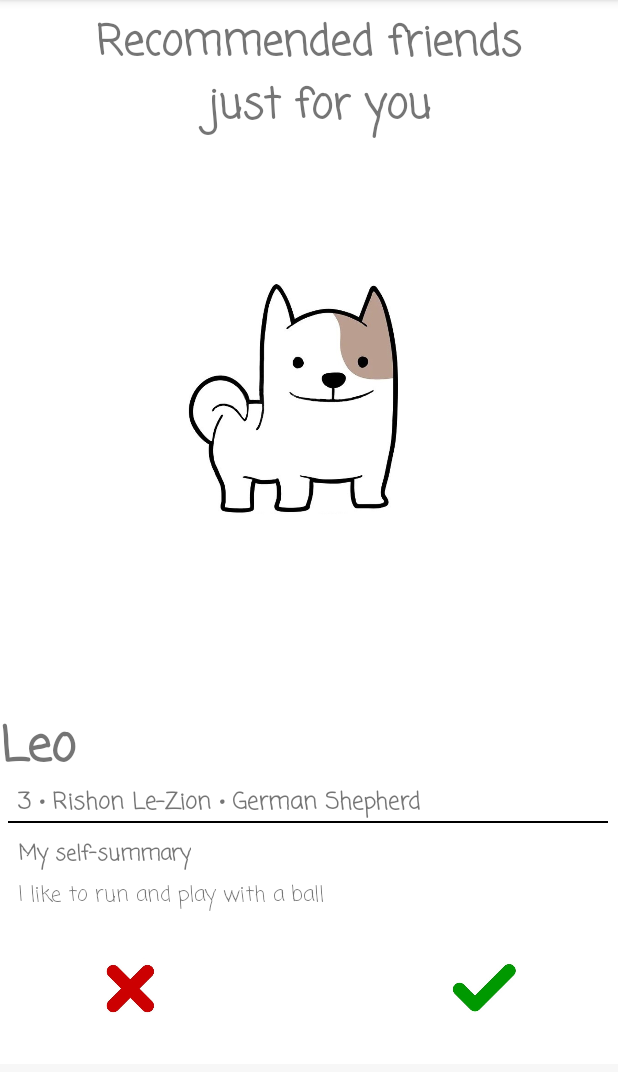
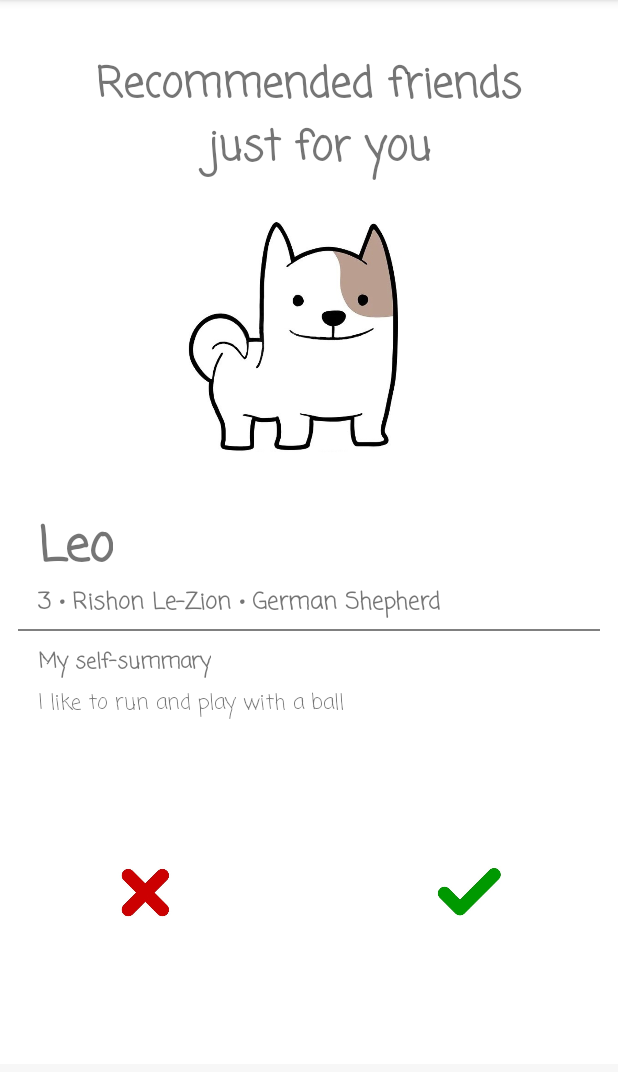
Before and after one commit to Gil-Grimberg/postPc_Final_Project_2021, an Android app: the fragment matchAFriendFragment placed in its activity, on a phone screen of 412 x 824 dp, the part 84-1156 px from its top. Run offline under Robolectric (Android 15) with nearby library versions, the phone set to English and light mode, and no system bars; our stand-ins replace Firebase (no records; nobody signed in at launch, a user with empty details on screens opened directly); pictures from the network do not load.

Commit message:
working on xmls

```diff
--- a/app/src/main/java/com/example/centralbark_PostPc_2021/matchAFriendFragment.java
+++ b/app/src/main/java/com/example/centralbark_PostPc_2021/matchAFriendFragment.java
@@ -201,7 +201,7 @@ public class matchAFriendFragment extends Fragment {
 
         String name = user.getUsername();
         String about = user.getSelfSummary();
-        String myDetails = age + "\u2022" + city + "\u2022" + breed;
+        String myDetails = age + " \u2022 " + city + " \u2022 " + breed;
         myDetailsDots.setText(myDetails);
         myName.setText(name);
         aboutMe.setText(about);
--- a/app/src/main/res/layout/fragment_match_a_friend.xml
+++ b/app/src/main/res/layout/fragment_match_a_friend.xml
@@ -7,70 +7,54 @@
     android:layout_height="match_parent"
     tools:context=".matchAFriendFragment">
 
-    <View
-        android:id="@+id/top_seperator_tinder"
-        android:layout_width="match_parent"
-        android:layout_height="1dp"
-        app:layout_constraintTop_toTopOf="parent"
-        app:layout_constraintLeft_toLeftOf="parent"
-        app:layout_constraintRight_toRightOf="parent"
-        android:layout_marginTop="100dp"
-        />
-    <View
-        android:id="@+id/bottom_seperator_tinder"
-        android:layout_width="match_parent"
-        android:layout_height="1dp"
-        app:layout_constraintBottom_toBottomOf="parent"
-        android:layout_marginBottom="100dp"
-        />
-
-    <View
-        android:id="@+id/self_summary_seperator_tinder"
-        android:layout_width="400dp"
-        android:layout_height="1dp"
-        android:layout_marginBottom="50dp"
-        android:background="@color/black"
-        app:layout_constraintBottom_toBottomOf="@id/bottom_seperator_tinder"
-        app:layout_constraintHorizontal_bias="0.454"
-        app:layout_constraintLeft_toLeftOf="parent"
-        app:layout_constraintRight_toRightOf="parent"
-        app:layout_constraintTop_toBottomOf="@+id/details_tinder" />
-
-    <View
-        android:id="@+id/name_seperator_tinder"
-        android:layout_width="match_parent"
-        android:layout_height="1dp"
-        app:layout_constraintBottom_toTopOf="@id/self_summary_seperator_tinder"
-        app:layout_constraintTop_toBottomOf="@id/dog_image_tinder"
-        app:layout_constraintLeft_toLeftOf="parent"
-        app:layout_constraintRight_toRightOf="parent"
-        />
+<!--    <View-->
+<!--        android:id="@+id/top_seperator_tinder"-->
+<!--        android:layout_width="match_parent"-->
+<!--        android:layout_height="1dp"-->
+<!--        android:layout_marginTop="100dp"-->
+<!--        app:layout_constraintHorizontal_bias="0.0"-->
+<!--        app:layout_constraintLeft_toLeftOf="parent"-->
+<!--        app:layout_constraintRight_toRightOf="parent"-->
+<!--        app:layout_constraintTop_toTopOf="parent" />-->
     <TextView
         android:id="@+id/title_tinder"
         android:layout_width="wrap_content"
         android:layout_height="wrap_content"
         android:fontFamily="casual"
         android:textStyle="bold"
+        android:layout_marginTop="35dp"
         android:textSize="28dp"
         android:text="Recommended friends\n        just for you"
-        app:layout_constraintBottom_toTopOf="@id/top_seperator_tinder"
         app:layout_constraintTop_toTopOf="parent"
         app:layout_constraintLeft_toLeftOf="parent"
         app:layout_constraintRight_toRightOf="parent"/>
 
+    <ImageView
+        android:id="@+id/dog_image_tinder"
+        android:layout_width="match_parent"
+        android:layout_height="200dp"
+        android:scaleType="fitCenter"
+        android:src="@drawable/default_dog"
+        android:layout_marginTop="10dp"
+        app:layout_constraintEnd_toEndOf="parent"
+        app:layout_constraintStart_toStartOf="parent"
+        app:layout_constraintTop_toBottomOf="@id/title_tinder" />
+
+
     <TextView
         android:id="@+id/user_name_tinder"
-        android:layout_width="match_parent"
+        android:layout_width="wrap_content"
         android:layout_height="wrap_content"
         android:fontFamily="casual"
         android:text="Leo"
         android:textSize="32dp"
         android:textStyle="bold"
-        app:layout_constraintLeft_toLeftOf="parent"
-        app:layout_constraintTop_toBottomOf="@+id/name_seperator_tinder"
-        app:layout_constraintBottom_toTopOf="@id/details_tinder"
-        android:layout_marginTop="30dp"
+        android:layout_marginStart="25dp"
+        app:layout_constraintStart_toStartOf="parent"
+        app:layout_constraintTop_toBottomOf="@+id/dog_image_tinder"
+        android:layout_marginTop="10dp"
         />
+
     <TextView
         android:id="@+id/details_tinder"
         android:layout_width="wrap_content"
@@ -79,25 +63,36 @@
         android:textStyle="bold"
         android:textSize="15dp"
         android:text="3 \u2022 Rishon Le-Zion \u2022 German Shepherd"
-        app:layout_constraintBottom_toTopOf="@id/self_summary_seperator_tinder"
         app:layout_constraintTop_toBottomOf="@id/user_name_tinder"
+        app:layout_constraintStart_toStartOf="parent"
+        android:layout_marginStart="25dp"
+        />
 
-        app:layout_constraintLeft_toLeftOf="parent"
+    <View
+        android:id="@+id/self_summary_seperator_tinder"
+        android:layout_width="match_parent"
+        android:layout_height="1dp"
+        android:layout_marginTop="5dp"
         android:layout_marginStart="12dp"
-        />
+        android:layout_marginEnd="12dp"
+        android:background="@color/gray"
+        app:layout_constraintStart_toStartOf="parent"
+        app:layout_constraintEnd_toEndOf="parent"
+        app:layout_constraintTop_toBottomOf="@+id/details_tinder" />
+
     <TextView
         android:id="@+id/self_summary_tinder"
         android:layout_width="wrap_content"
         android:layout_height="wrap_content"
         app:layout_constraintTop_toBottomOf="@id/self_summary_seperator_tinder"
-        android:text="My self-summary"
-        app:layout_constraintLeft_toLeftOf="parent"
-        app:layout_constraintBottom_toTopOf="@id/about_me_tinder"
-        android:layout_marginStart="12dp"
+        android:text="@string/my_self_summary"
+        app:layout_constraintStart_toStartOf="parent"
+        android:layout_marginStart="25dp"
         android:layout_marginTop="10dp"
         android:textStyle="bold"
         android:fontFamily="casual"
         />
+
     <TextView
         android:id="@+id/about_me_tinder"
         android:layout_width="wrap_content"
@@ -105,9 +100,8 @@
         app:layout_constraintTop_toBottomOf="@id/self_summary_tinder"
         android:text="I like to run and play with a ball"
         android:fontFamily="casual"
-        app:layout_constraintLeft_toLeftOf="parent"
-        app:layout_constraintBottom_toTopOf="@+id/bottom_seperator_tinder"
-        android:layout_marginStart="12dp"
+        app:layout_constraintStart_toStartOf="parent"
+        android:layout_marginStart="25dp"
         android:layout_marginTop="5dp"
         />
 
@@ -115,35 +109,23 @@
         android:id="@+id/x_view_tinder"
         android:layout_width="55dp"
         android:layout_height="90dp"
+        android:layout_marginStart="70dp"
         android:src="@drawable/x_icon"
-        app:layout_constraintLeft_toLeftOf="parent"
-        app:layout_constraintTop_toTopOf="@id/bottom_seperator_tinder"
         app:layout_constraintBottom_toBottomOf="parent"
-        android:layout_marginStart="60dp"
-        />
+        app:layout_constraintStart_toStartOf="parent"
+        app:layout_constraintTop_toBottomOf="@+id/about_me_tinder" />
 
     <ImageView
         android:id="@+id/v_view_tinder"
         android:layout_width="55dp"
         android:layout_height="90dp"
+        android:layout_marginEnd="70dp"
         android:src="@drawable/v_icon"
-        app:layout_constraintTop_toTopOf="@id/bottom_seperator_tinder"
-        app:layout_constraintRight_toRightOf="parent"
-        android:layout_marginEnd="60dp"
         app:layout_constraintBottom_toBottomOf="parent"
-        />
+        app:layout_constraintEnd_toEndOf="parent"
+        app:layout_constraintTop_toBottomOf="@+id/about_me_tinder" />
 
-        <ImageView
-            android:id="@+id/dog_image_tinder"
-            android:layout_width="match_parent"
-            android:layout_height="200dp"
-            android:scaleType="fitCenter"
-            android:src="@drawable/default_dog"
-            app:layout_constraintBottom_toTopOf="@id/name_seperator_tinder"
-            app:layout_constraintEnd_toEndOf="parent"
-            app:layout_constraintLeft_toLeftOf="parent"
-            app:layout_constraintStart_toStartOf="parent"
-            app:layout_constraintTop_toBottomOf="@id/top_seperator_tinder" />
+
 
 
 
--- a/app/src/main/res/layout/row_one_friend_in_profile_friends_list.xml
+++ b/app/src/main/res/layout/row_one_friend_in_profile_friends_list.xml
@@ -2,7 +2,7 @@
 <androidx.constraintlayout.widget.ConstraintLayout xmlns:android="http://schemas.android.com/apk/res/android"
     xmlns:app="http://schemas.android.com/apk/res-auto"
     xmlns:tools="http://schemas.android.com/tools"
-    android:layout_width="70dp"
+    android:layout_width="80dp"
     android:layout_height="90dp">
 
     <ImageView
--- a/app/src/main/res/values/strings.xml
+++ b/app/src/main/res/values/strings.xml
@@ -38,4 +38,5 @@
     <string name="accounts">Accounts</string>
     <string name="search">Search</string>
     <string name="go_now">go now</string>
+    <string name="my_self_summary">My self-summary</string>
 </resources>
```
Also changed, not shown: app/src/main/res/layout/fragment_about_settings.xml (+17 -7 lines), app/src/main/res/layout/fragment_feed.xml (+17 -7 lines), app/src/main/res/layout/fragment_my_profile.xml (+5 -4 lines), app/src/main/res/layout/fragment_sign_in.xml (+0 -11 lines), app/src/main/res/layout/fragment_sign_up.xml (+4 -4 lines), app/src/main/res/drawable/central_bark_title_not_white.jpg (added), app/src/main/res/drawable/central_bark_title_white.jpg (added).
